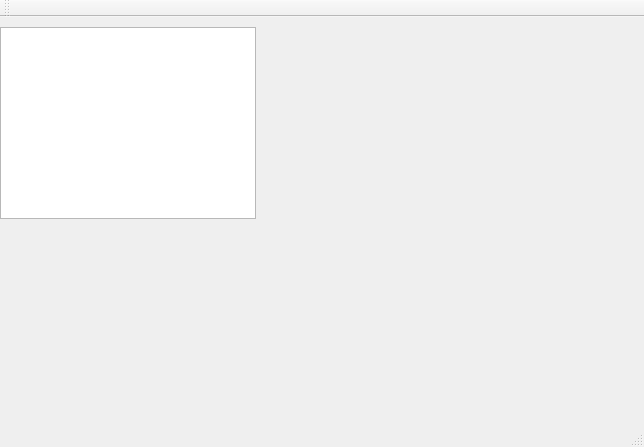
Above: IMGPro.ui from lidesheng159b/111 before the change. Below: the same form after it.
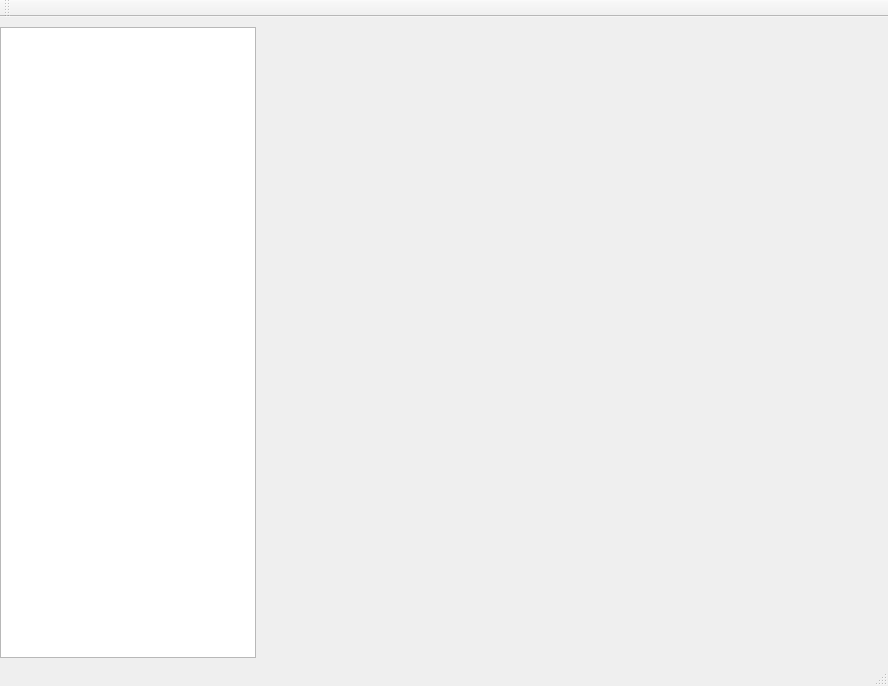
That is the form after the change.

Diff of the .ui file:
```diff
--- a/IMGPro.ui
+++ b/IMGPro.ui
@@ -6,8 +6,8 @@
    <rect>
     <x>0</x>
     <y>0</y>
-    <width>644</width>
-    <height>447</height>
+    <width>888</width>
+    <height>686</height>
    </rect>
   </property>
   <property name="windowTitle">
@@ -20,7 +20,7 @@
       <x>0</x>
       <y>10</y>
       <width>256</width>
-      <height>192</height>
+      <height>631</height>
      </rect>
     </property>
    </widget>
```
Left out of the diff: 5 changed lines with no effect on the pictures.
